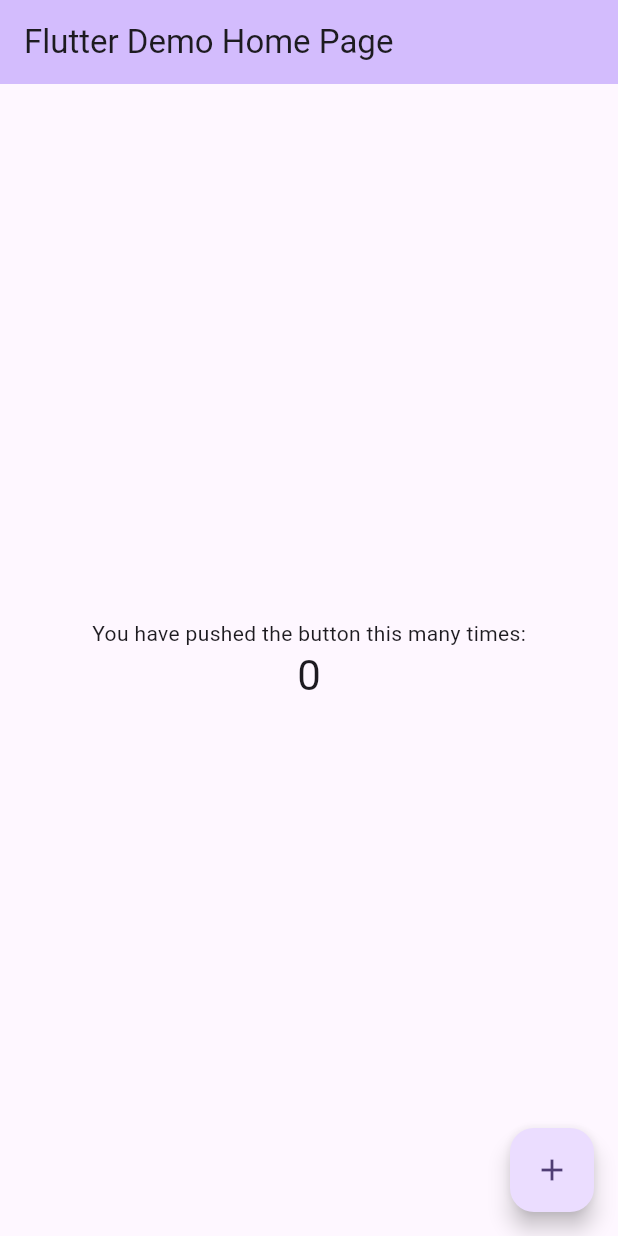
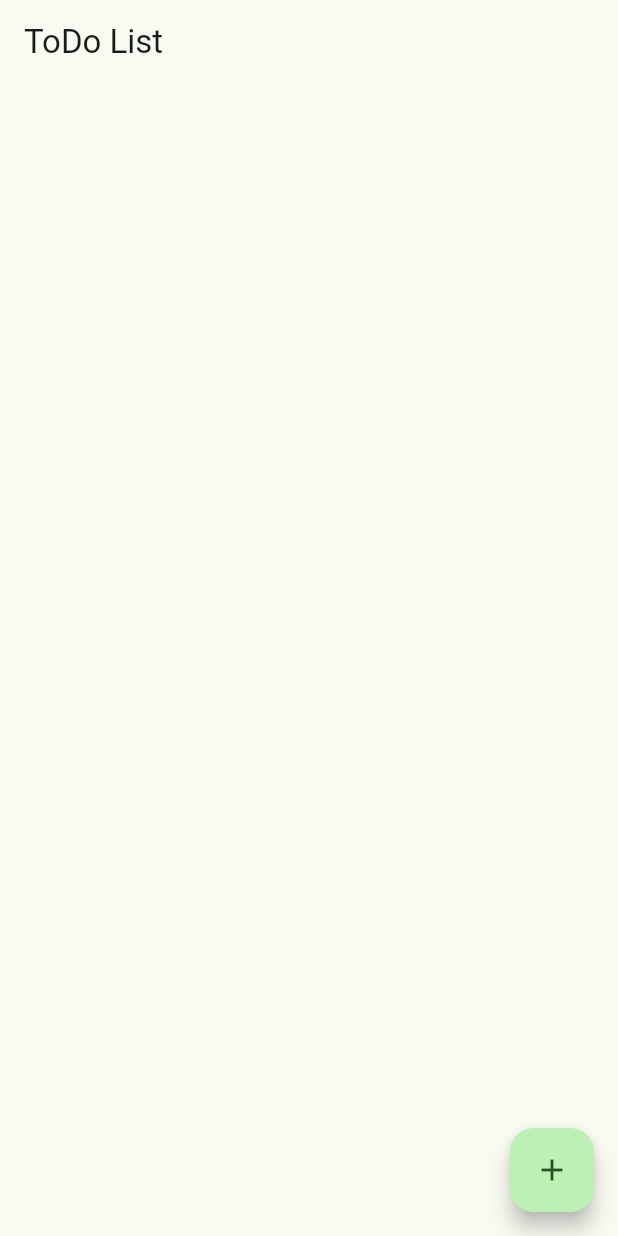
Before and after one commit to Reimanbow/todo_flutter, a Flutter app: the screen it shows after launch, on a phone screen of 412 x 824 dp. Run offline on Flutter 3.47's test engine with Material 3 defaults, Android fonts, the phone set to English and light mode, and no system bars.

Commit message:
Todo一覧画面作成

```diff
--- a/lib/main.dart
+++ b/lib/main.dart
@@ -1,125 +1,82 @@
-import 'package:flutter/material.dart';
+import "package:flutter/material.dart";
 
-void main() {
-  runApp(const MyApp());
+void main() => runApp(const MyApp());
+
+// タイトルと詳細な説明
+class Todo {
+  final String _title;
+  final String _description;
+
+  const Todo(
+    this._title,
+    this._description,
+  );
+
+  String get getTitle => _title;
+  String get getDescription => _description;
 }
 
 class MyApp extends StatelessWidget {
   const MyApp({super.key});
 
-  // This widget is the root of your application.
   @override
   Widget build(BuildContext context) {
     return MaterialApp(
-      title: 'Flutter Demo',
+      title: "Todo App",
       theme: ThemeData(
-        // This is the theme of your application.
-        //
-        // TRY THIS: Try running your application with "flutter run". You'll see
-        // the application has a purple toolbar. Then, without quitting the app,
-        // try changing the seedColor in the colorScheme below to Colors.green
-        // and then invoke "hot reload" (save your changes or press the "hot
-        // reload" button in a Flutter-supported IDE, or press "r" if you used
-        // the command line to start the app).
-        //
-        // Notice that the counter didn't reset back to zero; the application
-        // state is not lost during the reload. To reset the state, use hot
-        // restart instead.
-        //
-        // This works for code too, not just values: Most code changes can be
-        // tested with just a hot reload.
-        colorScheme: ColorScheme.fromSeed(seedColor: Colors.deepPurple),
-        useMaterial3: true,
+        colorScheme: ColorScheme.fromSeed(seedColor: Colors.green),
       ),
-      home: const MyHomePage(title: 'Flutter Demo Home Page'),
+      home: TodoApp(),
     );
   }
 }
 
-class MyHomePage extends StatefulWidget {
-  const MyHomePage({super.key, required this.title});
-
-  // This widget is the home page of your application. It is stateful, meaning
-  // that it has a State object (defined below) that contains fields that affect
-  // how it looks.
-
-  // This class is the configuration for the state. It holds the values (in this
-  // case the title) provided by the parent (in this case the App widget) and
-  // used by the build method of the State. Fields in a Widget subclass are
-  // always marked "final".
-
-  final String title;
+// Todo一覧画面
+class TodoApp extends StatefulWidget {
+  const TodoApp({super.key});
 
   @override
-  State<MyHomePage> createState() => _MyHomePageState();
+  State<TodoApp> createState() => _TodoAppState();
 }
 
-class _MyHomePageState extends State<MyHomePage> {
-  int _counter = 0;
-
-  void _incrementCounter() {
-    setState(() {
-      // This call to setState tells the Flutter framework that something has
-      // changed in this State, which causes it to rerun the build method below
-      // so that the display can reflect the updated values. If we changed
-      // _counter without calling setState(), then the build method would not be
-      // called again, and so nothing would appear to happen.
-      _counter++;
-    });
-  }
+class _TodoAppState extends State<TodoApp> {
+  List<Todo> todos = [];
 
   @override
   Widget build(BuildContext context) {
-    // This method is rerun every time setState is called, for instance as done
-    // by the _incrementCounter method above.
-    //
-    // The Flutter framework has been optimized to make rerunning build methods
-    // fast, so that you can just rebuild anything that needs updating rather
-    // than having to individually change instances of widgets.
     return Scaffold(
       appBar: AppBar(
-        // TRY THIS: Try changing the color here to a specific color (to
-        // Colors.amber, perhaps?) and trigger a hot reload to see the AppBar
-        // change color while the other colors stay the same.
-        backgroundColor: Theme.of(context).colorScheme.inversePrimary,
-        // Here we take the value from the MyHomePage object that was created by
-        // the App.build method, and use it to set our appbar title.
-        title: Text(widget.title),
+        title: const Text("ToDo List"),
       ),
-      body: Center(
-        // Center is a layout widget. It takes a single child and positions it
-        // in the middle of the parent.
-        child: Column(
-          // Column is also a layout widget. It takes a list of children and
-          // arranges them vertically. By default, it sizes itself to fit its
-          // children horizontally, and tries to be as tall as its parent.
-          //
-          // Column has various properties to control how it sizes itself and
-          // how it positions its children. Here we use mainAxisAlignment to
-          // center the children vertically; the main axis here is the vertical
-          // axis because Columns are vertical (the cross axis would be
-          // horizontal).
-          //
-          // TRY THIS: Invoke "debug painting" (choose the "Toggle Debug Paint"
-          // action in the IDE, or press "p" in the console), to see the
-          // wireframe for each widget.
-          mainAxisAlignment: MainAxisAlignment.center,
-          children: <Widget>[
-            const Text(
-              'You have pushed the button this many times:',
+      body: ListView.builder(
+        itemCount: todos.length,
+        itemBuilder: (context, index) {
+          final todo = todos[index];
+          return Dismissible(
+            key: Key(todo.getTitle),
+            onDismissed: (direction) {
+              setState(() {
+                todos.removeAt(index);
+              });
+
+              ScaffoldMessenger.of(context).showSnackBar(
+                  SnackBar(content: Text("${todo.getTitle} delete")));
+            },
+            background: Container(color: Colors.red),
+            child: ListTile(
+              title: Text("${todo.getTitle}"),
+              //TODO 詳細画面に遷移
+              onTap: () {},
             ),
-            Text(
-              '$_counter',
-              style: Theme.of(context).textTheme.headlineMedium,
-            ),
-          ],
-        ),
+          );
+        },
       ),
       floatingActionButton: FloatingActionButton(
-        onPressed: _incrementCounter,
-        tooltip: 'Increment',
+        //TODO 作成画面に遷移
+        onPressed: () {},
+        tooltip: "Create ToDo",
         child: const Icon(Icons.add),
-      ), // This trailing comma makes auto-formatting nicer for build methods.
+      ),
     );
   }
 }
```
